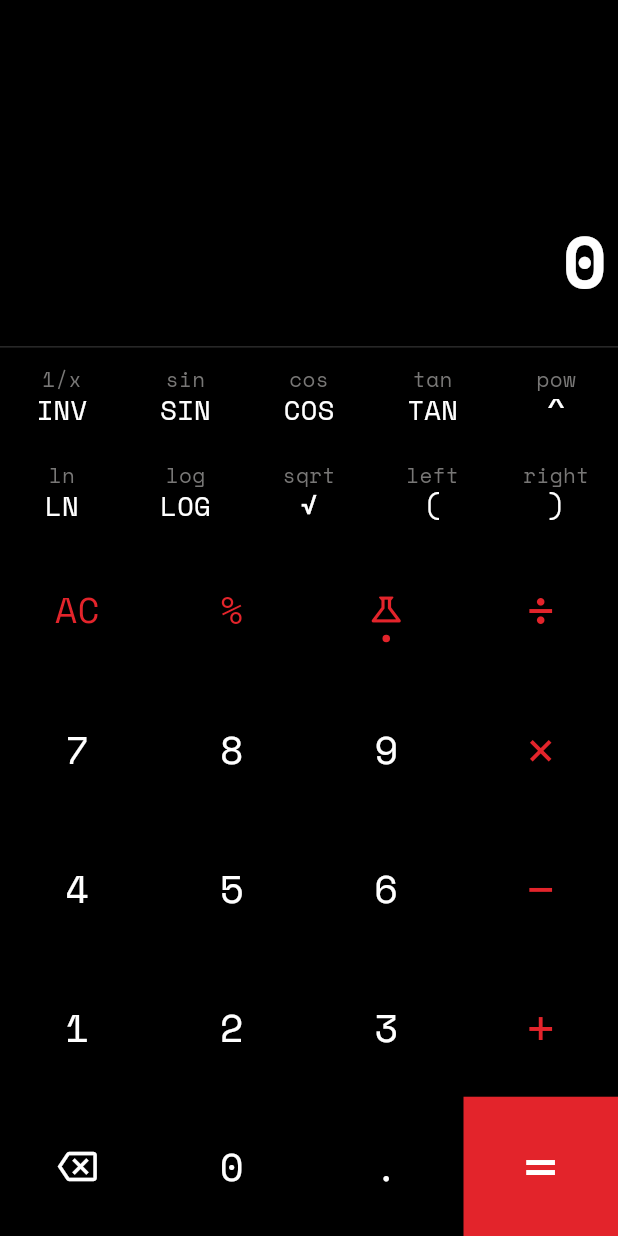
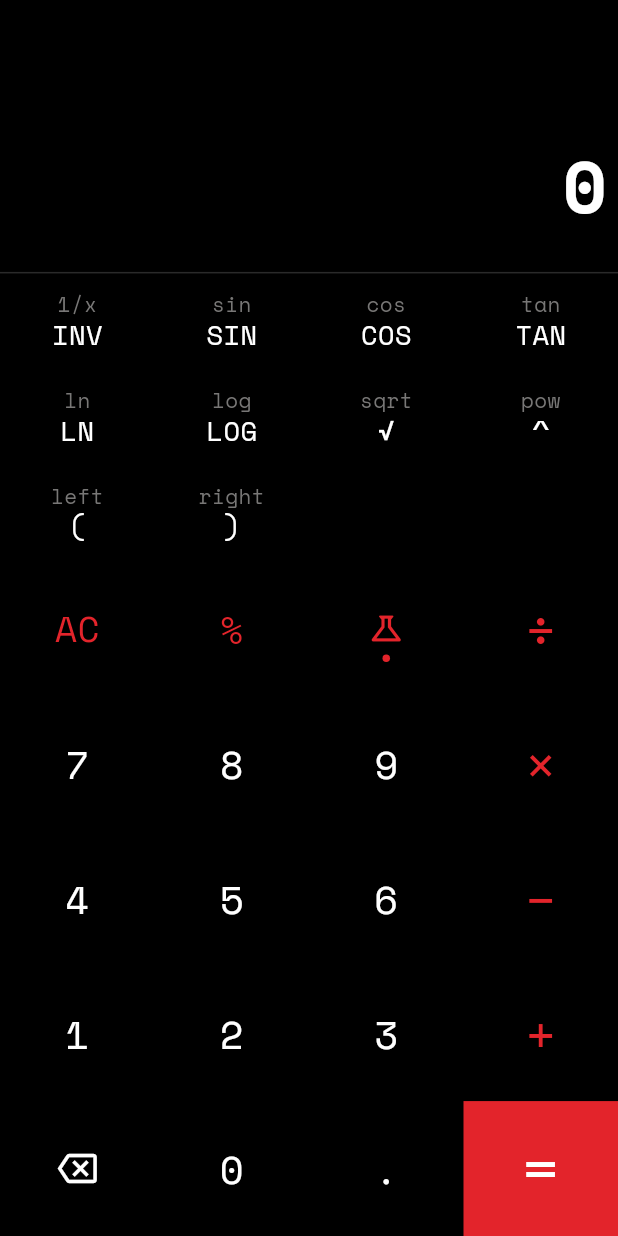
Before and after one commit to Himi-Deb/Nothing-Calculator, a Flutter app: the screen it shows after launch, after a tap on the "science" icon, on a phone screen of 412 x 824 dp. Run offline on Flutter 3.47's test engine with Material 3 defaults, Android fonts, the phone set to English and light mode, and no system bars; drawn by our look-alikes of flutter_animate; our stand-ins replace google_fonts, math_expressions.

Commit message:
Fix landscape layout: side-by-side display+keypad, restructure sci rows to 4 columns

```diff
--- a/lib/core/theme/app_layout.dart
+++ b/lib/core/theme/app_layout.dart
@@ -1,7 +1,7 @@
 /// Layout constants tuned to the shared Calci-App references (edge-to-edge keypad).
 abstract final class AppLayout {
   static const double displayFraction = 0.40;
-  static const double scientificDisplayFraction = 0.28;
+  static const double scientificDisplayFraction = 0.22;
   /// Flush to screen edges; no outer gutter around the keypad.
   static const double keypadEdgeInset = 0;
   static const double keyGap = 0;
--- a/lib/features/calculator/calculator_screen.dart
+++ b/lib/features/calculator/calculator_screen.dart
@@ -16,12 +16,28 @@ class CalculatorScreen extends StatelessWidget {
 
   @override
   Widget build(BuildContext context) {
+    final orientation = MediaQuery.of(context).orientation;
+    final isLandscape = orientation == Orientation.landscape;
+
     return Scaffold(
       backgroundColor: AppColors.background,
       body: SafeArea(
-        child: LayoutBuilder(
-          builder: (context, constraints) {
-            final h = constraints.maxHeight;
+        child: isLandscape
+            ? _LandscapeLayout(controller: controller)
+            : _PortraitLayout(controller: controller),
+      ),
+    );
+  }
+}
+
+/// Portrait: display stacked above keypad.
+class _PortraitLayout extends StatelessWidget {
+  const _PortraitLayout({required this.controller});
+  final CalculatorController controller;
+
+  @override
+  Widget build(BuildContext context) {
+    final h = MediaQuery.of(context).size.height;
     return ListenableBuilder(
       listenable: controller,
       builder: (context, _) {
@@ -29,9 +45,7 @@ class CalculatorScreen extends StatelessWidget {
             (controller.scientificMode
                 ? AppLayout.scientificDisplayFraction
                 : AppLayout.displayFraction);
-                return Padding(
-                  padding: const EdgeInsets.all(0.0),
-                  child: Column(
+        return Column(
           crossAxisAlignment: CrossAxisAlignment.stretch,
           children: [
             AnimatedContainer(
@@ -40,21 +54,47 @@ class CalculatorScreen extends StatelessWidget {
               height: targetHeight,
               child: CalculatorDisplay(controller: controller),
             ),
-                      Container(
-                        height: 1,
-                        color: AppColors.divider,
-                      ),
+            Container(height: 1, color: AppColors.divider),
             Expanded(
               child: CalculatorKeypad(controller: controller),
             ),
           ],
-                  ),
         );
       },
     );
-          },
+  }
+}
+
+/// Landscape: display on the left half, keypad on the right half.
+class _LandscapeLayout extends StatelessWidget {
+  const _LandscapeLayout({required this.controller});
+  final CalculatorController controller;
+
+  @override
+  Widget build(BuildContext context) {
+    return Row(
+      crossAxisAlignment: CrossAxisAlignment.stretch,
+      children: [
+        // Left: display panel
+        Expanded(
+          flex: 1,
+          child: Column(
+            crossAxisAlignment: CrossAxisAlignment.stretch,
+            children: [
+              Expanded(
+                child: CalculatorDisplay(controller: controller),
+              ),
+            ],
           ),
         ),
+        // Vertical divider
+        Container(width: 1, color: AppColors.divider),
+        // Right: keypad panel
+        Expanded(
+          flex: 1,
+          child: CalculatorKeypad(controller: controller),
+        ),
+      ],
     );
   }
 }
--- a/lib/features/calculator/widgets/calculator_keypad.dart
+++ b/lib/features/calculator/widgets/calculator_keypad.dart
@@ -57,8 +57,9 @@ class CalculatorKeypad extends StatelessWidget {
 
   List<Widget> _scientificRows() {
     return [
+      // Row 1: INV, SIN, COS, TAN
       _keypadRow(
-        flexes: const [1, 1, 1, 1, 1],
+        flexes: const [1, 1, 1, 1],
         children: [
           NothingButton(
             label: 'INV',
@@ -84,17 +85,11 @@ class CalculatorKeypad extends StatelessWidget {
             foregroundColor: AppColors.activeText,
             onPressed: () => controller.applyUnaryScientific('tan'),
           ),
-          NothingButton(
-            label: '^',
-            caption: 'pow',
-            scale: 1.25,
-            foregroundColor: AppColors.activeText,
-            onPressed: () => controller.insertScientificOperator('^'),
-          ),
         ],
       ).animate().fade(duration: 250.ms, curve: Curves.easeIn),
+      // Row 2: LN, LOG, √, ^
       _keypadRow(
-        flexes: const [1, 1, 1, 1, 1],
+        flexes: const [1, 1, 1, 1],
         children: [
           NothingButton(
             label: 'LN',
@@ -115,6 +110,19 @@ class CalculatorKeypad extends StatelessWidget {
             onPressed: () => controller.applyUnaryScientific('sqrt'),
           ),
           NothingButton(
+            label: '^',
+            caption: 'pow',
+            scale: 1.25,
+            foregroundColor: AppColors.activeText,
+            onPressed: () => controller.insertScientificOperator('^'),
+          ),
+        ],
+      ).animate().fade(duration: 300.ms, curve: Curves.easeIn),
+      // Row 3: (, ) + two spacers
+      _keypadRow(
+        flexes: const [1, 1, 1, 1],
+        children: [
+          NothingButton(
             label: '(',
             caption: 'left',
             foregroundColor: AppColors.activeText,
@@ -126,8 +134,10 @@ class CalculatorKeypad extends StatelessWidget {
             foregroundColor: AppColors.activeText,
             onPressed: () => controller.inputBracket(')'),
           ),
+          const SizedBox.shrink(),
+          const SizedBox.shrink(),
         ],
-      ).animate().fade(duration: 300.ms, curve: Curves.easeIn),
+      ).animate().fade(duration: 350.ms, curve: Curves.easeIn),
     ];
   }
 
--- a/pubspec.yaml
+++ b/pubspec.yaml
@@ -1,7 +1,7 @@
 name: nothing_calculator
 description: Nothing Calculator (Calci-App)
 publish_to: "none"
-version: 1.0.1+6
+version: 1.0.1+7
 
 environment:
   sdk: ">=3.3.0 <4.0.0"
```
Lines whose indentation alone changed are shown as unchanged.
